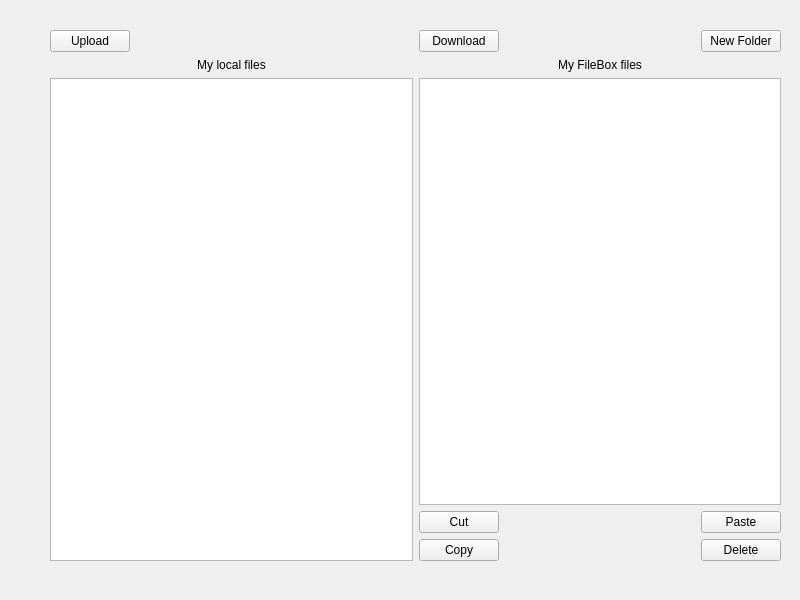
LukaVujcic/26-filebox, file code/forms/filebox.ui: the form before one commit.
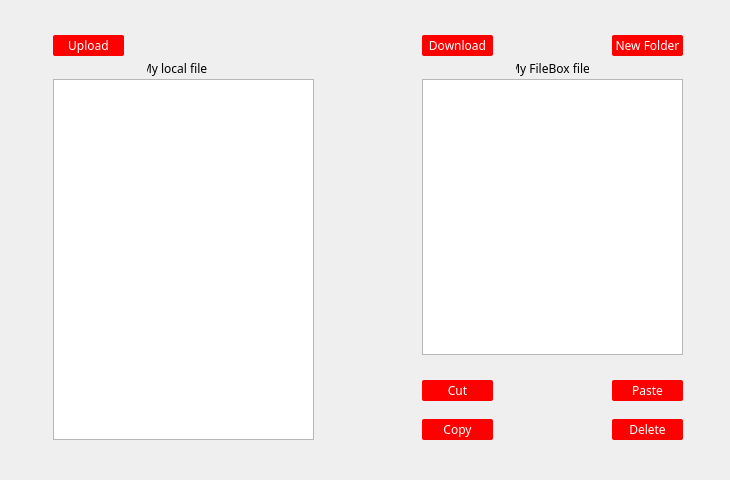
The form after the commit. Icons and pictures are not drawn.

Commit message: style: Stylize form FileBox

```diff
--- a/code/forms/filebox.ui
+++ b/code/forms/filebox.ui
@@ -6,197 +6,213 @@
    <rect>
     <x>0</x>
     <y>0</y>
-    <width>800</width>
-    <height>600</height>
+    <width>730</width>
+    <height>480</height>
    </rect>
   </property>
+  <property name="minimumSize">
+   <size>
+    <width>730</width>
+    <height>480</height>
+   </size>
+  </property>
+  <property name="maximumSize">
+   <size>
+    <width>730</width>
+    <height>480</height>
+   </size>
+  </property>
   <property name="windowTitle">
    <string>FileBox</string>
   </property>
-  <widget class="QWidget" name="layoutWidget">
+  <property name="windowIcon">
+   <iconset resource="../../resources/images/images.qrc">
+    <normaloff>:/images/FileBox_1.png</normaloff>:/images/FileBox_1.png</iconset>
+  </property>
+  <property name="styleSheet">
+   <string notr="true">*{
+	font-family: Trajan;
+}
+
+#FileBox {
+	background: url(:/images/bg.png);
+}
+
+QPushButton{
+        border-radius: 2px;
+        background: red;
+		color: white;
+}</string>
+  </property>
+  <widget class="QPushButton" name="pbUpload">
+   <property name="enabled">
+    <bool>true</bool>
+   </property>
    <property name="geometry">
     <rect>
-     <x>50</x>
-     <y>30</y>
-     <width>731</width>
-     <height>531</height>
+     <x>53</x>
+     <y>35</y>
+     <width>71</width>
+     <height>21</height>
     </rect>
    </property>
-   <layout class="QGridLayout" name="gridLayout_7">
-    <item row="0" column="0">
-     <layout class="QGridLayout" name="gridLayout_6">
-      <item row="0" column="0">
-       <widget class="QPushButton" name="pbUpload">
-        <property name="text">
-         <string>Upload</string>
-        </property>
-       </widget>
-      </item>
-      <item row="0" column="1">
-       <spacer name="horizontalSpacer_2">
-        <property name="orientation">
-         <enum>Qt::Horizontal</enum>
-        </property>
-        <property name="sizeHint" stdset="0">
-         <size>
-          <width>40</width>
-          <height>20</height>
-         </size>
-        </property>
-       </spacer>
-      </item>
-      <item row="1" column="0" colspan="2">
-       <layout class="QGridLayout" name="gridLayout_4">
-        <item row="0" column="0">
-         <widget class="QLabel" name="lblLocal">
-          <property name="layoutDirection">
-           <enum>Qt::RightToLeft</enum>
-          </property>
-          <property name="text">
-           <string>My local files</string>
-          </property>
-          <property name="alignment">
-           <set>Qt::AlignCenter</set>
-          </property>
-         </widget>
-        </item>
-        <item row="1" column="0">
-         <widget class="QTreeView" name="twLocal">
-          <property name="selectionMode">
-           <enum>QAbstractItemView::ExtendedSelection</enum>
-          </property>
-         </widget>
-        </item>
-       </layout>
-      </item>
-     </layout>
-    </item>
-    <item row="0" column="1">
-     <layout class="QGridLayout" name="gridLayout_5">
-      <item row="0" column="0">
-       <widget class="QPushButton" name="pbDownload">
-        <property name="text">
-         <string>Download</string>
-        </property>
-       </widget>
-      </item>
-      <item row="0" column="1">
-       <spacer name="horizontalSpacer">
-        <property name="orientation">
-         <enum>Qt::Horizontal</enum>
-        </property>
-        <property name="sizeHint" stdset="0">
-         <size>
-          <width>40</width>
-          <height>20</height>
-         </size>
-        </property>
-       </spacer>
-      </item>
-      <item row="0" column="2">
-       <widget class="QPushButton" name="pbNewFolder">
-        <property name="styleSheet">
-         <string notr="true"/>
-        </property>
-        <property name="text">
-         <string>New Folder</string>
-        </property>
-       </widget>
-      </item>
-      <item row="1" column="0" colspan="3">
-       <layout class="QGridLayout" name="gridLayout_3">
-        <item row="0" column="0">
-         <widget class="QLabel" name="lblRemote">
-          <property name="text">
-           <string>My FileBox files</string>
-          </property>
-          <property name="alignment">
-           <set>Qt::AlignCenter</set>
-          </property>
-         </widget>
-        </item>
-        <item row="1" column="0">
-         <layout class="QGridLayout" name="gridLayout_2">
-          <item row="0" column="0" colspan="3">
-           <widget class="QTreeView" name="twRemote">
-            <property name="selectionMode">
-             <enum>QAbstractItemView::ExtendedSelection</enum>
-            </property>
-           </widget>
-          </item>
-          <item row="1" column="0">
-           <widget class="QPushButton" name="pbCut">
-            <property name="styleSheet">
-             <string notr="true"/>
-            </property>
-            <property name="text">
-             <string>Cut</string>
-            </property>
-           </widget>
-          </item>
-          <item row="1" column="1">
-           <spacer name="horizontalSpacer_5">
-            <property name="orientation">
-             <enum>Qt::Horizontal</enum>
-            </property>
-            <property name="sizeHint" stdset="0">
-             <size>
-              <width>118</width>
-              <height>20</height>
-             </size>
-            </property>
-           </spacer>
-          </item>
-          <item row="1" column="2">
-           <widget class="QPushButton" name="pbPaste">
-            <property name="styleSheet">
-             <string notr="true"/>
-            </property>
-            <property name="text">
-             <string>Paste</string>
-            </property>
-           </widget>
-          </item>
-          <item row="2" column="0">
-           <widget class="QPushButton" name="pbCopy">
-            <property name="styleSheet">
-             <string notr="true"/>
-            </property>
-            <property name="text">
-             <string>Copy</string>
-            </property>
-           </widget>
-          </item>
-          <item row="2" column="1">
-           <spacer name="horizontalSpacer_6">
-            <property name="orientation">
-             <enum>Qt::Horizontal</enum>
-            </property>
-            <property name="sizeHint" stdset="0">
-             <size>
-              <width>118</width>
-              <height>20</height>
-             </size>
-            </property>
-           </spacer>
-          </item>
-          <item row="2" column="2">
-           <widget class="QPushButton" name="pbDelete">
-            <property name="styleSheet">
-             <string notr="true"/>
-            </property>
-            <property name="text">
-             <string>Delete</string>
-            </property>
-           </widget>
-          </item>
-         </layout>
-        </item>
-       </layout>
-      </item>
-     </layout>
-    </item>
-   </layout>
+   <property name="text">
+    <string>Upload</string>
+   </property>
+  </widget>
+  <widget class="QLabel" name="lblLocalFiles">
+   <property name="geometry">
+    <rect>
+     <x>147</x>
+     <y>60</y>
+     <width>60</width>
+     <height>16</height>
+    </rect>
+   </property>
+   <property name="layoutDirection">
+    <enum>Qt::RightToLeft</enum>
+   </property>
+   <property name="text">
+    <string>My local files</string>
+   </property>
+   <property name="alignment">
+    <set>Qt::AlignCenter</set>
+   </property>
+  </widget>
+  <widget class="QTreeView" name="twLocalFiles">
+   <property name="geometry">
+    <rect>
+     <x>53</x>
+     <y>79</y>
+     <width>261</width>
+     <height>361</height>
+    </rect>
+   </property>
+   <property name="selectionMode">
+    <enum>QAbstractItemView::ExtendedSelection</enum>
+   </property>
+  </widget>
+  <widget class="QPushButton" name="pbCopy">
+   <property name="geometry">
+    <rect>
+     <x>422</x>
+     <y>419</y>
+     <width>71</width>
+     <height>21</height>
+    </rect>
+   </property>
+   <property name="styleSheet">
+    <string notr="true"/>
+   </property>
+   <property name="text">
+    <string>Copy</string>
+   </property>
+  </widget>
+  <widget class="QPushButton" name="pbPaste">
+   <property name="geometry">
+    <rect>
+     <x>612</x>
+     <y>380</y>
+     <width>71</width>
+     <height>21</height>
+    </rect>
+   </property>
+   <property name="styleSheet">
+    <string notr="true"/>
+   </property>
+   <property name="text">
+    <string>Paste</string>
+   </property>
+  </widget>
+  <widget class="QTreeView" name="twRemoteFiles">
+   <property name="geometry">
+    <rect>
+     <x>422</x>
+     <y>79</y>
+     <width>261</width>
+     <height>276</height>
+    </rect>
+   </property>
+   <property name="selectionMode">
+    <enum>QAbstractItemView::ExtendedSelection</enum>
+   </property>
+  </widget>
+  <widget class="QPushButton" name="pbDelete">
+   <property name="geometry">
+    <rect>
+     <x>612</x>
+     <y>419</y>
+     <width>71</width>
+     <height>21</height>
+    </rect>
+   </property>
+   <property name="styleSheet">
+    <string notr="true"/>
+   </property>
+   <property name="text">
+    <string>Delete</string>
+   </property>
+  </widget>
+  <widget class="QPushButton" name="pbCut">
+   <property name="geometry">
+    <rect>
+     <x>422</x>
+     <y>380</y>
+     <width>71</width>
+     <height>21</height>
+    </rect>
+   </property>
+   <property name="styleSheet">
+    <string notr="true"/>
+   </property>
+   <property name="text">
+    <string>Cut</string>
+   </property>
+  </widget>
+  <widget class="QLabel" name="lblRemoteFiles">
+   <property name="geometry">
+    <rect>
+     <x>516</x>
+     <y>60</y>
+     <width>73</width>
+     <height>16</height>
+    </rect>
+   </property>
+   <property name="text">
+    <string>My FileBox files</string>
+   </property>
+   <property name="alignment">
+    <set>Qt::AlignCenter</set>
+   </property>
+  </widget>
+  <widget class="QPushButton" name="pbNewFolder">
+   <property name="geometry">
+    <rect>
+     <x>612</x>
+     <y>35</y>
+     <width>71</width>
+     <height>21</height>
+    </rect>
+   </property>
+   <property name="styleSheet">
+    <string notr="true"/>
+   </property>
+   <property name="text">
+    <string>New Folder</string>
+   </property>
+  </widget>
+  <widget class="QPushButton" name="pbDownload">
+   <property name="geometry">
+    <rect>
+     <x>422</x>
+     <y>35</y>
+     <width>71</width>
+     <height>21</height>
+    </rect>
+   </property>
+   <property name="text">
+    <string>Download</string>
+   </property>
   </widget>
  </widget>
  <resources/>
```
Left out of the diff: 4 changed lines with no effect on the pictures. The commit also changes 7 other files.
